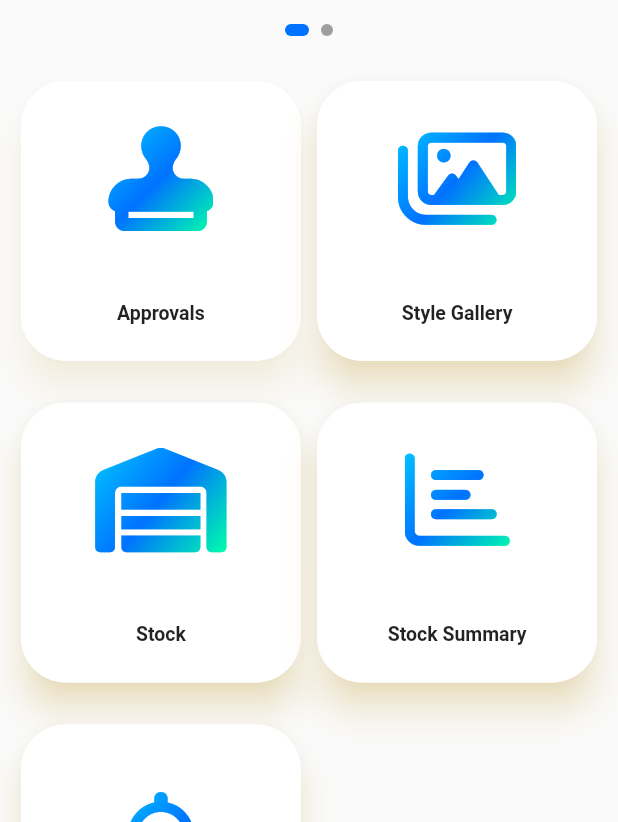
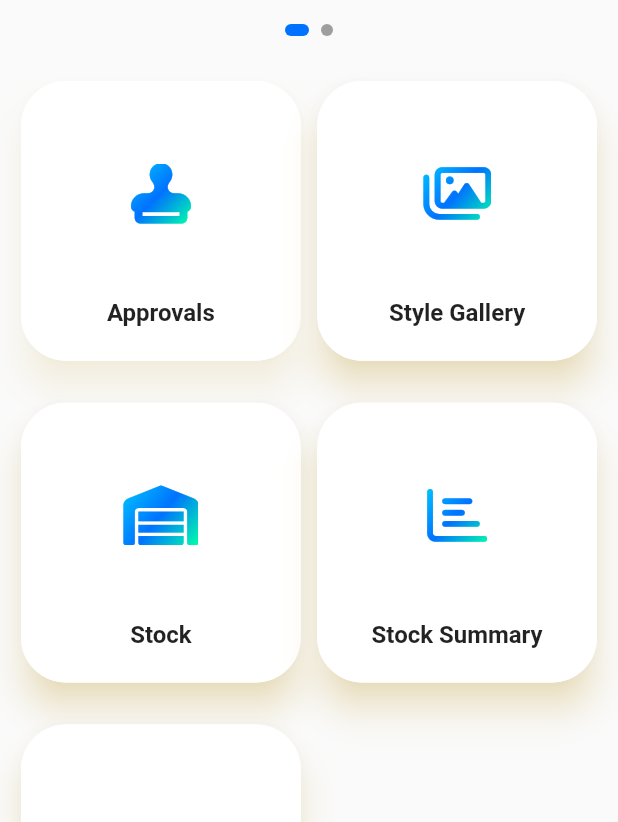
Before and after one commit to rjram-axon/ApparelApp-flutter_source, a Flutter app: the MyDrawerPage screen opened directly, on a phone screen of 412 x 824 dp, the part 414-1236 px from its top. Run offline on Flutter 3.47's test engine with Material 2 defaults, Android fonts, the light colour scheme and no system bars; drawn by our look-alikes of carousel_slider, smooth_page_indicator; our stand-ins replace animated_custom_dropdown, another_flushbar, fl_chart, flutter_secure_storage, flutter_spinkit, font_awesome_flutter and 5 more; missing offline and left inert: encrypt, flutter_pdfview, timeline_list; accounts and stored records are empty; Roboto replaces fonts that are missing (roboto).

Commit message:
Main Page icon size change and drawer page dropdown functionalities

```diff
--- a/lib/main/drawerpage.dart
+++ b/lib/main/drawerpage.dart
@@ -4,6 +4,13 @@ import 'package:apparelapp/main.dart';
 import 'package:apparelapp/main/loginscreen.dart';
 import 'package:apparelapp/main/pie_chart.dart';
 import 'package:apparelapp/management/approvals.dart';
+import 'package:apparelapp/management/processorderapp_main.dart';
+import 'package:apparelapp/management/processprgapproval_main.dart';
+import 'package:apparelapp/management/processquote_Main.dart';
+import 'package:apparelapp/management/purchasequoteapproval.dart';
+import 'package:apparelapp/management/spl_requition_approvalMain.dart';
+import 'package:apparelapp/supplieroutstanding/processoutstanding.dart';
+import 'package:apparelapp/supplieroutstanding/purchase/purchasesummary.dart';
 import 'package:carousel_slider/carousel_slider.dart';
 import 'package:flutter/material.dart';
 import 'package:font_awesome_flutter/font_awesome_flutter.dart';
@@ -33,7 +40,9 @@ class _MyDrawerPageState extends State<MyDrawerPage> {
   final CarouselController _carouselController = CarouselController();
   final PageController _pageController = PageController();
   int _current = 0;
-
+  bool _purchaseApprovalTapped = false;
+  bool _budgetApprovalTapped = false;
+  bool canViewApprovals = true;
   final List<dynamic> _cardContents = [
     'Welcome to Axon Apparel+ ERP',
     'pieChart', // Special identifier for pie chart
@@ -125,12 +134,13 @@ class _MyDrawerPageState extends State<MyDrawerPage> {
                                           Navigator.of(context).pop(
                                               true); // Dismiss the dialog with true value
                                           // Perform logout action here
-                                        Navigator.of(context)
-                                            .pop(true); // Close current screen
+                                          Navigator.of(context).pop(
+                                              true); // Close current screen
                                           // Or navigate to login screen if needed
                                         },
                                         style: ElevatedButton.styleFrom(
-                                        primary: Colors.red, // background color
+                                          primary:
+                                              Colors.red, // background color
                                           onPrimary:
                                               Colors.white, // foreground color
                                         ),
@@ -235,7 +245,7 @@ class _MyDrawerPageState extends State<MyDrawerPage> {
                                       children: [
                                         SizedBox(
                                             height:
-                                              30), // Adjust the height as needed
+                                                55), // Adjust the height as needed
                                         ShaderMask(
                                           shaderCallback: (Rect bounds) {
                                             return LinearGradient(
@@ -252,7 +262,7 @@ class _MyDrawerPageState extends State<MyDrawerPage> {
                                           },
                                           child: const FaIcon(
                                             FontAwesomeIcons.stamp,
-                                          size: 70,
+                                            size: 40,
                                             color: Colors
                                                 .white, // White icon to ensure gradient visibility
                                           ),
@@ -280,7 +290,7 @@ class _MyDrawerPageState extends State<MyDrawerPage> {
                                       fontWeight: FontWeight.bold,
                                       fontFamily: 'roboto',
                                       letterSpacing: 0,
-                                    fontSize: 13,
+                                      fontSize: 16,
                                     ),
                                   ),
                                 ),
@@ -375,7 +385,7 @@ class _MyDrawerPageState extends State<MyDrawerPage> {
                                       children: [
                                         SizedBox(
                                             height:
-                                              30), // Adjust the height as needed
+                                                55), // Adjust the height as needed
                                         ShaderMask(
                                           shaderCallback: (Rect bounds) {
                                             return LinearGradient(
@@ -392,7 +402,7 @@ class _MyDrawerPageState extends State<MyDrawerPage> {
                                           },
                                           child: const FaIcon(
                                             FontAwesomeIcons.images,
-                                          size: 70,
+                                            size: 40,
                                             color: Colors
                                                 .white, // White icon to ensure gradient visibility
                                           ),
@@ -409,7 +419,8 @@ class _MyDrawerPageState extends State<MyDrawerPage> {
                                     Navigator.push(
                                       context,
                                       MaterialPageRoute(
-                                      builder: (context) => MainStyleGallery(),
+                                        builder: (context) =>
+                                            MainStyleGallery(),
                                       ),
                                     );
                                   },
@@ -420,7 +431,7 @@ class _MyDrawerPageState extends State<MyDrawerPage> {
                                       fontWeight: FontWeight.bold,
                                       fontFamily: 'roboto',
                                       letterSpacing: 0,
-                                    fontSize: 13,
+                                      fontSize: 16,
                                     ),
                                   ),
                                 ),
@@ -452,7 +463,7 @@ class _MyDrawerPageState extends State<MyDrawerPage> {
                                       children: [
                                         SizedBox(
                                             height:
-                                              30), // Adjust the height as needed
+                                                55), // Adjust the height as needed
                                         ShaderMask(
                                           shaderCallback: (Rect bounds) {
                                             return LinearGradient(
@@ -469,7 +480,7 @@ class _MyDrawerPageState extends State<MyDrawerPage> {
                                           },
                                           child: const FaIcon(
                                             FontAwesomeIcons.warehouse,
-                                          size: 70,
+                                            size: 40,
                                             color: Colors
                                                 .white, // White icon to ensure gradient visibility
                                           ),
@@ -497,7 +508,7 @@ class _MyDrawerPageState extends State<MyDrawerPage> {
                                       fontWeight: FontWeight.bold,
                                       fontFamily: 'roboto',
                                       letterSpacing: 0,
-                                    fontSize: 13,
+                                      fontSize: 16,
                                     ),
                                   ),
                                 ),
@@ -656,7 +667,7 @@ class _MyDrawerPageState extends State<MyDrawerPage> {
                                       children: [
                                         SizedBox(
                                             height:
-                                              30), // Adjust the height as needed
+                                                55), // Adjust the height as needed
                                         ShaderMask(
                                           shaderCallback: (Rect bounds) {
                                             return LinearGradient(
@@ -673,7 +684,7 @@ class _MyDrawerPageState extends State<MyDrawerPage> {
                                           },
                                           child: const FaIcon(
                                             FontAwesomeIcons.chartBar,
-                                          size: 70,
+                                            size: 40,
                                             color: Colors
                                                 .white, // White icon to ensure gradient visibility
                                           ),
@@ -701,7 +712,7 @@ class _MyDrawerPageState extends State<MyDrawerPage> {
                                       fontWeight: FontWeight.bold,
                                       fontFamily: 'roboto',
                                       letterSpacing: 0,
-                                    fontSize: 13,
+                                      fontSize: 16,
                                     ),
                                   ),
                                 ),
@@ -730,11 +741,12 @@ class _MyDrawerPageState extends State<MyDrawerPage> {
                                     alignment: Alignment
                                         .center, // Ensures icon is centered
                                     child: Column(
-                                    mainAxisAlignment: MainAxisAlignment.center,
+                                      mainAxisAlignment:
+                                          MainAxisAlignment.center,
                                       children: [
                                         SizedBox(
                                             height:
-                                              30), // Adjust the height as needed
+                                                55), // Adjust the height as needed
                                         ShaderMask(
                                           shaderCallback: (Rect bounds) {
                                             return LinearGradient(
@@ -751,7 +763,7 @@ class _MyDrawerPageState extends State<MyDrawerPage> {
                                           },
                                           child: const FaIcon(
                                             FontAwesomeIcons.bell,
-                                          size: 70,
+                                            size: 40,
                                             color: Colors
                                                 .white, // White icon to ensure gradient visibility
                                           ),
@@ -779,8 +791,8 @@ class _MyDrawerPageState extends State<MyDrawerPage> {
                                       color: Colors.black87,
                                       fontWeight: FontWeight.bold,
                                       fontFamily: 'roboto',
-                                    letterSpacing: 1,
-                                    fontSize: 12,
+                                      letterSpacing: 0,
+                                      fontSize: 16,
                                     ),
                                   ),
                                 ),
@@ -793,13 +805,7 @@ class _MyDrawerPageState extends State<MyDrawerPage> {
               ),
             ),
             drawer: Drawer(
-            // Add a ListView to the drawer. This ensures the user can scroll
-            // through the options in the drawer if there isn't enough vertical
-            // space to fit everything.
-            //elevation: 100.0,
-            semanticLabel: 'Text',
               child: ListView(
-              // Important: Remove any padding from the ListView.
                 padding: EdgeInsets.zero,
                 children: [
                   DrawerHeader(
@@ -820,19 +826,6 @@ class _MyDrawerPageState extends State<MyDrawerPage> {
                                 color: Colors.white,
                                 letterSpacing: 2,
                                 fontSize: 17)),
-                      // TextButton(
-                      //   onPressed: () {
-                      //     Navigator.of(context).pop();
-                      //     Navigator.pushReplacement(
-                      //       context,
-                      //       MaterialPageRoute(
-                      //         builder: (context) => const MyLogin(),
-                      //       ),
-                      //     );
-                      //   },
-                      //   child: const Text('Log out',
-                      //       style: TextStyle(color: Colors.white)),
-                      // ),
                       ],
                     ),
                   ),
@@ -846,12 +839,21 @@ class _MyDrawerPageState extends State<MyDrawerPage> {
                       Navigator.push(
                         context,
                         MaterialPageRoute(
-                            builder: (context) => const MyDrawerPage()));
+                            builder: (context) => const MyDrawerPage()),
+                      );
                     },
                   ),
+                  // Conditionally show the Approvals ExpansionTile
+                  ExpansionTile(
+                    leading: const Icon(
+                      Icons.approval,
+                      color: Color(0xFF00C6FF),
+                    ),
+                    title: const Text('Approvals'),
+                    children: <Widget>[
                       ListTile(
                         leading: const Icon(
-                    Icons.approval,
+                          Icons.local_mall_rounded,
                           color: Color(0xFF00C6FF),
                         ),
                         title: const Text('Purchase Approval'),
@@ -859,12 +861,14 @@ class _MyDrawerPageState extends State<MyDrawerPage> {
                           Navigator.push(
                             context,
                             MaterialPageRoute(
-                            builder: (context) => MainPurchaseApproval()));
+                              builder: (context) => MainPurchaseApproval(),
+                            ),
+                          );
                         },
                       ),
                       ListTile(
                         leading: const Icon(
-                    Icons.approval,
+                          Icons.receipt_long_rounded,
                           color: Color(0xFF00C6FF),
                         ),
                         title: const Text('Budget Approval'),
@@ -872,73 +876,176 @@ class _MyDrawerPageState extends State<MyDrawerPage> {
                           Navigator.push(
                             context,
                             MaterialPageRoute(
-                            builder: (context) => const MainBudgetApproval()));
+                              builder: (context) => const MainBudgetApproval(),
+                            ),
+                          );
                         },
                       ),
+                      ListTile(
+                        leading: const Icon(
+                          Icons.assignment,
+                          color: Color(0xFF00C6FF),
+                        ),
+                        title: const Text('Process Order Approval'),
+                        onTap: () {
+                          Navigator.push(
+                            context,
+                            MaterialPageRoute(
+                              builder: (context) => ProcessApprovalPage(),
+                            ),
+                          );
+                        },
+                      ),
+                      ListTile(
+                        leading: const Icon(
+                          Icons.hourglass_bottom_rounded,
+                          color: Color(0xFF00C6FF),
+                        ),
+                        title: const Text('Shortage Approval'),
+                        onTap: () {
+                          Navigator.push(
+                            context,
+                            MaterialPageRoute(
+                              builder: (context) =>
+                                  ProcessProgramApprovalPage(),
+                            ),
+                          );
+                        },
+                      ),
+                      ListTile(
+                        leading: const Icon(
+                          Icons.assignment_turned_in_rounded,
+                          color: Color(0xFF00C6FF),
+                        ),
+                        title: const Text('Special Req Approval'),
+                        onTap: () {
+                          Navigator.push(
+                            context,
+                            MaterialPageRoute(
+                              builder: (context) =>
+                                  SpecialRequitionApprovalPage(),
+                            ),
+                          );
+                        },
+                      ),
+                      ListTile(
+                        leading: const Icon(
+                          Icons.shopping_cart_outlined,
+                          color: Color(0xFF00C6FF),
+                        ),
+                        title: const Text('Purchase Quotation Approval'),
+                        onTap: () {
+                          Navigator.push(
+                            context,
+                            MaterialPageRoute(
+                              builder: (context) =>
+                                  PurchaseQuotationApprovalPage(),
+                            ),
+                          );
+                        },
+                      ),
+                      ListTile(
+                        leading: const Icon(
+                          Icons.business_center_rounded,
+                          color: Color(0xFF00C6FF),
+                        ),
+                        title: const Text('Process Quotation Approval'),
+                        onTap: () {
+                          Navigator.push(
+                            context,
+                            MaterialPageRoute(
+                              builder: (context) =>
+                                  ProcessQuotationApprovalPage(),
+                            ),
+                          );
+                        },
+                      ),
+                    ],
+                  ),
+
                   ListTile(
                     leading: const Icon(
                       Icons.image_outlined,
                       color: Color(0xFF00C6FF),
                     ),
-                  title: const Text('Style gallery'),
+                    title: const Text('Style Gallery'),
                     onTap: () {
                       Navigator.push(
                         context,
                         MaterialPageRoute(
-                            builder: (context) => const MainStyleGallery()));
+                          builder: (context) => const MainStyleGallery(),
+                        ),
+                      );
                     },
                   ),
                   ListTile(
                     leading: const Icon(
-                    Icons.my_library_books_outlined,
+                      Icons.warehouse,
                       color: Color(0xFF00C6FF),
                     ),
-                  title: const Text('Order status'),
+                    title: const Text('Stock'),
                     onTap: () {
                       Navigator.push(
                         context,
                         MaterialPageRoute(
-                            builder: (context) => const MainOrderStatus()));
+                          builder: (context) => const MainStock(),
+                        ),
+                      );
                     },
                   ),
                   ListTile(
                     leading: const Icon(
-                    Icons.warehouse_outlined,
+                      Icons.stacked_bar_chart_rounded,
                       color: Color(0xFF00C6FF),
                     ),
-                  title: const Text('Order wise stock'),
+                    title: const Text('Stock Summary'),
                     onTap: () {
                       Navigator.push(
                         context,
                         MaterialPageRoute(
-                            builder: (context) => const MainStock()));
+                          builder: (context) => const GroupWiseStock(),
+                        ),
+                      );
+                    },
+                  ),
+                  ExpansionTile(
+                    leading: const Icon(
+                      Icons.approval,
+                      color: Color(0xFF00C6FF),
+                    ),
+                    title: const Text('OutStandings'),
+                    children: <Widget>[
+                      ListTile(
+                        leading: const Icon(
+                          Icons.shopping_cart_outlined,
+                          color: Color(0xFF00C6FF),
+                        ),
+                        title: const Text('Purchase Outstanding'),
+                        onTap: () {
+                          Navigator.push(
+                            context,
+                            MaterialPageRoute(
+                              builder: (context) => Purchasesummary(),
+                            ),
+                          );
                         },
                       ),
                       ListTile(
                         leading: const Icon(
-                    Icons.request_quote_outlined,
+                          Icons.local_mall_rounded,
                           color: Color(0xFF00C6FF),
                         ),
-                  title: const Text('Costing report'),
+                        title: const Text('Process Outstanding'),
                         onTap: () {
                           Navigator.push(
                             context,
                             MaterialPageRoute(
-                            builder: (context) => const CostingReport()));
+                              builder: (context) => ProcessOutstanding(),
+                            ),
+                          );
                         },
                       ),
-                ListTile(
-                  leading: const Icon(
-                    Icons.difference_outlined,
-                    color: Color(0xFF00C6FF),
-                  ),
-                  title: const Text('Profit & Loss'),
-                  onTap: () {
-                    Navigator.push(
-                        context,
-                        MaterialPageRoute(
-                            builder: (context) => const ProfitLossReport()));
-                  },
+                    ],
                   ),
                   ListTile(
                     leading: const Icon(
@@ -950,7 +1057,9 @@ class _MyDrawerPageState extends State<MyDrawerPage> {
                       Navigator.push(
                         context,
                         MaterialPageRoute(
-                            builder: (context) => const Mispath()));
+                          builder: (context) => const Mispath(),
+                        ),
+                      );
                     },
                   ),
                   ListTile(
@@ -960,25 +1069,15 @@ class _MyDrawerPageState extends State<MyDrawerPage> {
                     ),
                     title: const Text('About'),
                     onTap: () {
-                    Navigator.push(context,
-                        MaterialPageRoute(builder: (context) => const About()));
-                  },
-                ),
-                ListTile(
-                  leading: const Icon(
-                    Icons.security,
-                    color: Color(0xFF00C6FF),
-                  ),
-                  title: const Text('Privacy Policy'),
-                  onTap: () {
-                    // Navigator.push(context,
-                    //     MaterialPageRoute(builder: (context) => const About()));
+                      Navigator.push(
+                        context,
+                        MaterialPageRoute(builder: (context) => const About()),
+                      );
                     },
                   ),
                 ],
               ),
-          ),
-        ));
+            )));
   }
 
   Widget buildCard(String text) {
```
Lines whose indentation alone changed are shown as unchanged.
